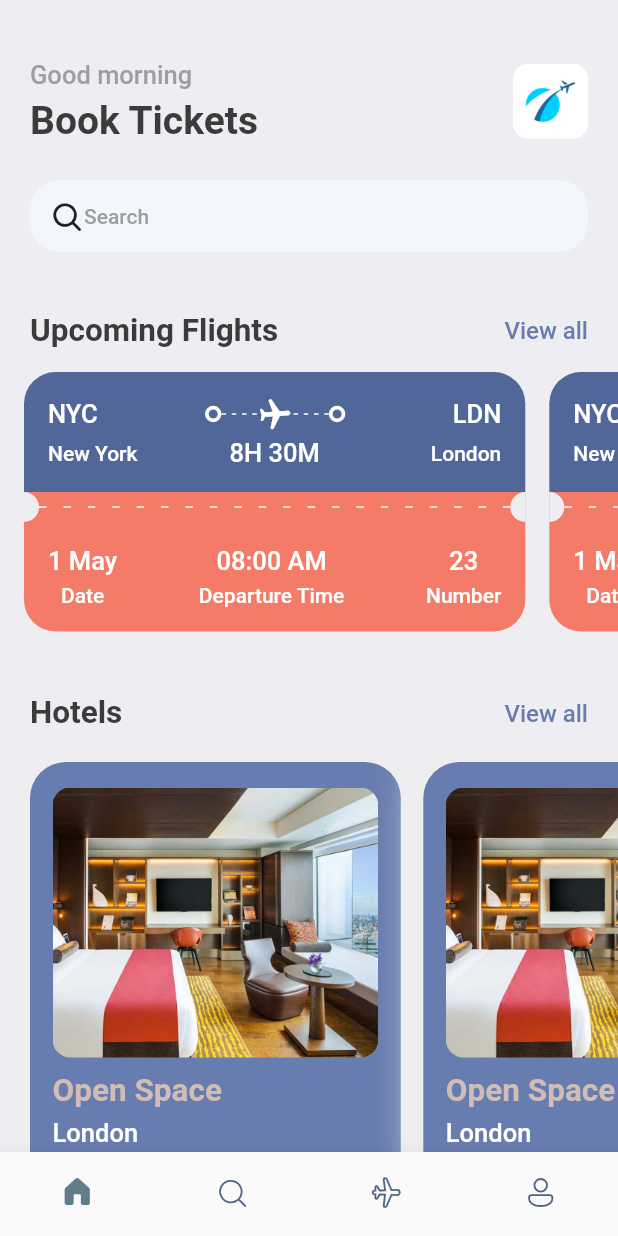
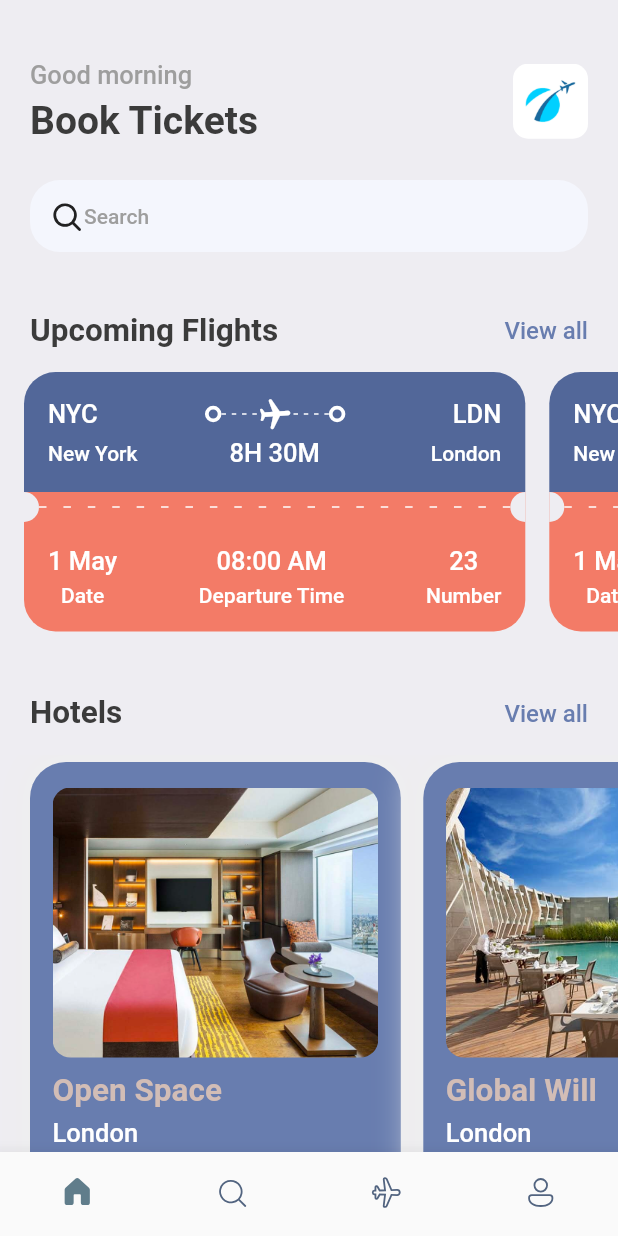
Before and after one commit to nhuthq/booktickets_flutter, a Flutter app: the screen it shows after launch, on a phone screen of 412 x 824 dp. Run offline on Flutter 3.47's test engine with Material 2 defaults, Android fonts, the phone set to English and light mode, and no system bars; our stand-ins replace fluentui_system_icons, gap.

Commit message:
update Hotel local datas list

```diff
--- a/booktickets/lib/screens/home_screen.dart
+++ b/booktickets/lib/screens/home_screen.dart
@@ -1,3 +1,4 @@
+import 'package:booktickets/utils/app_info_list.dart';
 import 'package:booktickets/utils/app_styles.dart';
 import 'package:booktickets/widgets/hotel_widget.dart';
 import 'package:booktickets/widgets/ticket_widget.dart';
@@ -104,12 +105,11 @@ class HomeScreen extends StatelessWidget {
           SingleChildScrollView(
             scrollDirection: Axis.horizontal,
             padding: const EdgeInsets.symmetric(horizontal: 20),
-            child: Row(children: [
-              const HotelWidget(),
-              const HotelWidget(),
-              const HotelWidget(),
-              const HotelWidget(),
-            ],)
+            child: Row(
+              children: hotelList
+                      .map((hotelItem) => HotelWidget(hotel: hotelItem))
+                      .toList()
+            )
           )
         ],
       ),
--- /dev/null
+++ b/booktickets/lib/utils/app_info_list.dart
@@ -0,0 +1,20 @@
+List<Map<String, dynamic>> hotelList = [
+  {
+    'image': 'one.png',
+    'place': 'Open Space',
+    'destination': 'London',
+    'price': 25,
+  },
+  {
+    'image': 'two.png',
+    'place': 'Global Will',
+    'destination': 'London',
+    'price': 40,
+  },
+  {
+    'image': 'three.png',
+    'place': 'Tallest Duilding',
+    'destination': 'Dubai',
+    'price': 68,
+  },
+];
--- a/booktickets/lib/widgets/hotel_widget.dart
+++ b/booktickets/lib/widgets/hotel_widget.dart
@@ -4,7 +4,8 @@ import 'package:flutter/material.dart';
 import 'package:gap/gap.dart';
 
 class HotelWidget extends StatelessWidget {
-  const HotelWidget({super.key});
+  final Map<String,dynamic> hotel;
+  const HotelWidget({super.key, required this.hotel});
 
   @override
   Widget build(BuildContext context) {
@@ -33,22 +34,24 @@ class HotelWidget extends StatelessWidget {
             decoration: BoxDecoration(
               borderRadius: BorderRadius.circular(12),
               color: Styles.primary,
-              image: const DecorationImage(
+              image: DecorationImage(
                 fit: BoxFit.cover,
-                image: AssetImage("assets/images/one.png")
+                image: AssetImage('assets/images/${hotel['image']}')
               )
             ),
           ),
           const Gap(10),
           Text(
-            "Open Space",
+            hotel['place'],
             style: Styles.headLineStyle2.copyWith(color: Styles.kakiColor)),
           const Gap(5),
-          Text("London",
-              style: Styles.headLineStyle3.copyWith(color: Colors.white)),
+          Text(
+            hotel['destination'],
+            style: Styles.headLineStyle3.copyWith(color: Colors.white)),
           const Gap(8),
-          Text("\$40/night",
-              style: Styles.headLineStyle1.copyWith(color: Styles.kakiColor)),
+          Text(
+            '\$${hotel['price']}/night',
+            style: Styles.headLineStyle1.copyWith(color: Styles.kakiColor)),
         ],
       ),
     );
```
